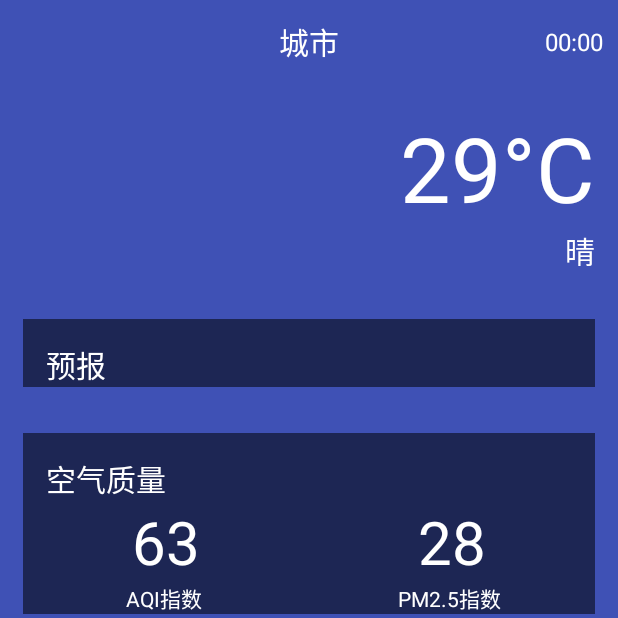
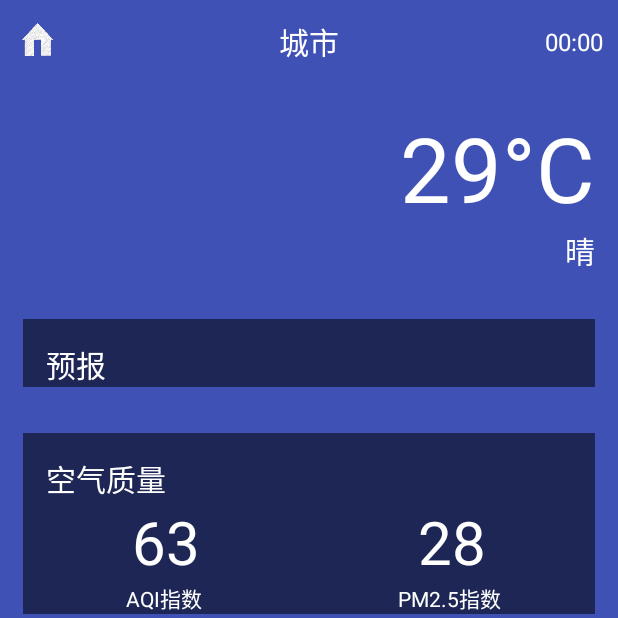
Before and after one commit to huhaichang/weather3, an Android app: the WeatherActivity screen opened directly, with no data from a screen before it, on a phone screen of 412 x 824 dp, the top half of it. Run offline under Robolectric (Android 15) with nearby library versions, the phone set to English and light mode, and no system bars; libraries missing offline, so code that uses them is left out: org.litepal; pictures from the network do not load; 2 statements that could not run were skipped.

Commit message:
新增切换城市和手动更新天气功能

```diff
--- a/app/src/main/java/com/example/huhaichang/weather3/ChooseAreaFragment.java
+++ b/app/src/main/java/com/example/huhaichang/weather3/ChooseAreaFragment.java
@@ -87,10 +87,18 @@ public class ChooseAreaFragment extends android.support.v4.app.Fragment {
                     queryCounties();
                 }else if(currentLevel==LEVEL_COUNTY){
                     String weatherId = countyList.get(position).getWeatherId();
+                    if(getActivity() instanceof MainActivity){
                     Intent intent = new Intent(getActivity(),WeatherActivity.class);
                     intent.putExtra("weather_id",weatherId);
                     startActivity(intent);
                     getActivity().finish();
+                    }else if(getActivity() instanceof WeatherActivity){
+                    WeatherActivity activity = (WeatherActivity)getActivity();
+                       activity.drawerLayout.closeDrawers();
+                       //调用刷新机制就行
+                        activity.swipeRefreshLayout.setRefreshing(true);
+                        activity.requestWeather(weatherId);
+                    }
                 }
 
             }
--- a/app/src/main/java/com/example/huhaichang/weather3/WeatherActivity.java
+++ b/app/src/main/java/com/example/huhaichang/weather3/WeatherActivity.java
@@ -5,6 +5,9 @@ import android.content.SharedPreferences;
 import android.graphics.Color;
 import android.os.Build;
 import android.preference.PreferenceManager;
+import android.support.v4.view.GravityCompat;
+import android.support.v4.widget.DrawerLayout;
+import android.support.v4.widget.SwipeRefreshLayout;
 import android.support.v7.app.AppCompatActivity;
 import android.os.Bundle;
 import android.util.Log;
@@ -44,8 +47,13 @@ public class WeatherActivity extends AppCompatActivity {
     private TextView mTVSport;
     private SharedPreferences mSharedPreferences;
     private SharedPreferences.Editor mEditor;
+    private ImageView mIVBackground;
+    private Button mBtGoCity;
+    //下拉刷新 也得获取citiId
+    public SwipeRefreshLayout swipeRefreshLayout;
     private String mWeatherId;
-    private ImageView mIVBackground;
+    //滑动菜单
+    public DrawerLayout drawerLayout;
     @Override
     protected void onCreate(Bundle savedInstanceState) {
         super.onCreate(savedInstanceState);
@@ -67,9 +75,11 @@ public class WeatherActivity extends AppCompatActivity {
         mTVComfort = findViewById(R.id.tv_comfort);
         mTVCarWash = findViewById(R.id.tv_car_wash);
         mTVSport = findViewById(R.id.tv_sport);
-        //背景设置
         mIVBackground = findViewById(R.id.iv_background);
-
+        mBtGoCity = findViewById(R.id.bt_goCity);
+        drawerLayout = findViewById(R.id.dl_1);
+        swipeRefreshLayout = findViewById(R.id.SRL_1);
+        swipeRefreshLayout.setColorSchemeResources(R.color.colorPrimary);
 
         //采用SharedPreference(读取数据)（存储的数据没有解析是源网站数据）
         mSharedPreferences = PreferenceManager.getDefaultSharedPreferences(this);
@@ -94,19 +104,34 @@ public class WeatherActivity extends AppCompatActivity {
             String weatherId = getIntent().getStringExtra("weather_id");  //通过点击事件传值
             requestWeather(weatherId);
         }
+        //按钮点击事件开启滑动菜单
+        mBtGoCity.setOnClickListener(new View.OnClickListener() {
+            @Override
+            public void onClick(View v) {
+                drawerLayout.openDrawer(GravityCompat.START);
+            }
+        });
+        //下拉刷新事件
+        swipeRefreshLayout.setOnRefreshListener(new SwipeRefreshLayout.OnRefreshListener() {
+            @Override
+            public void onRefresh() {
+                //刷新天气 （就是重新请求服务器）
+                requestWeather(mWeatherId);
+            }
+        });
     }
 
-    private void requestWeather(final String weatherId){
+    public void requestWeather(final String weatherId){
         //S6版本String url ="https://free-api.heweather.net/s6/weather/now?location="+weatherId+"&key=8f2fff01e60947b6a42c7c8f994761bd";
         //s5测试专用还可以用https://free-api.heweather.com/v5/weather?city=CN101010100&key=32d1c829ed7d483086f4f5b4d5947cef
     String url ="https://free-api.heweather.com/v5/weather?city="+weatherId+"&key=32d1c829ed7d483086f4f5b4d5947cef";
       //  String url = "http://guolin.tech/api/weather?cityid=" + weatherId + "&key=9aabfc1b70bb4c1288b4bc1f00e13f1a";
-        mWeatherId = weatherId;
         OkhttpUtil.sendHttpRequest(url, new Callback() {
             @Override
             public void onResponse(Call call, Response response) throws IOException {
                 final String responseText = response.body().string();
                 final Weather weather = Utility.handleWeatherResponse(responseText);
+           //可能不存在不能放外面     mWeatherId = weather.basic.weatherId;
                 runOnUiThread(new Runnable() {
                     @Override
                     public void run() {
@@ -118,9 +143,12 @@ public class WeatherActivity extends AppCompatActivity {
                         mEditor.apply();
                         //设置ui
                         showWeatherInfo(weather);
+                            mWeatherId = weather.basic.weatherId;
                         }else {
                             ToastUtil.showMsg(WeatherActivity.this,"获取天气信息失败1");
                         }
+                        //请求完了关闭
+                        swipeRefreshLayout.setRefreshing(false);
                     }
                 });
                 loadBingPic();
@@ -132,6 +160,7 @@ public class WeatherActivity extends AppCompatActivity {
                     @Override
                     public void run() {
                         ToastUtil.showMsg(WeatherActivity.this,"获取天气信息失败");
+                        swipeRefreshLayout.setRefreshing(false);
                     }
                 });
             }
--- a/app/src/main/res/layout/activity_weather.xml
+++ b/app/src/main/res/layout/activity_weather.xml
@@ -4,11 +4,20 @@
     android:layout_width="match_parent"
     android:layout_height="match_parent"
     android:background="@color/colorPrimary">
+
         <ImageView
             android:id="@+id/iv_background"
             android:layout_width="match_parent"
             android:layout_height="match_parent"
             android:scaleType="centerCrop"/>
+    <android.support.v4.widget.DrawerLayout
+        android:id="@+id/dl_1"
+        android:layout_width="match_parent"
+        android:layout_height="match_parent">
+        <android.support.v4.widget.SwipeRefreshLayout
+            android:id="@+id/SRL_1"
+            android:layout_width="match_parent"
+            android:layout_height="match_parent">
             <ScrollView
                 android:id="@+id/sl_1"
                 android:layout_width="match_parent"
@@ -27,5 +36,13 @@
                     <include layout="@layout/suggestion"/>
                 </LinearLayout>
             </ScrollView>
+        </android.support.v4.widget.SwipeRefreshLayout>
+        <fragment
+            android:id="@+id/fg_chooseArea"
+            android:layout_width="match_parent"
+            android:layout_height="match_parent"
+            android:layout_gravity="start"
+            android:name="com.example.huhaichang.weather3.ChooseAreaFragment"/>
 
+    </android.support.v4.widget.DrawerLayout>
 </FrameLayout>
--- a/app/src/main/res/layout/title.xml
+++ b/app/src/main/res/layout/title.xml
@@ -3,7 +3,14 @@
     android:layout_width="match_parent"
     android:layout_height="?attr/actionBarSize"
     >
-
+    <Button
+        android:id="@+id/bt_goCity"
+        android:layout_width="30dp"
+        android:layout_height="30dp"
+        android:layout_marginLeft="10dp"
+        android:layout_alignParentLeft="true"
+        android:layout_centerVertical="true"
+        android:background="@drawable/q123"/>
     <TextView
         android:id="@+id/tv_cityName"
         android:layout_width="wrap_content"
```
Also changed, not shown: app/src/main/res/drawable/q123.png (added). Lines whose indentation alone changed are shown as unchanged.
